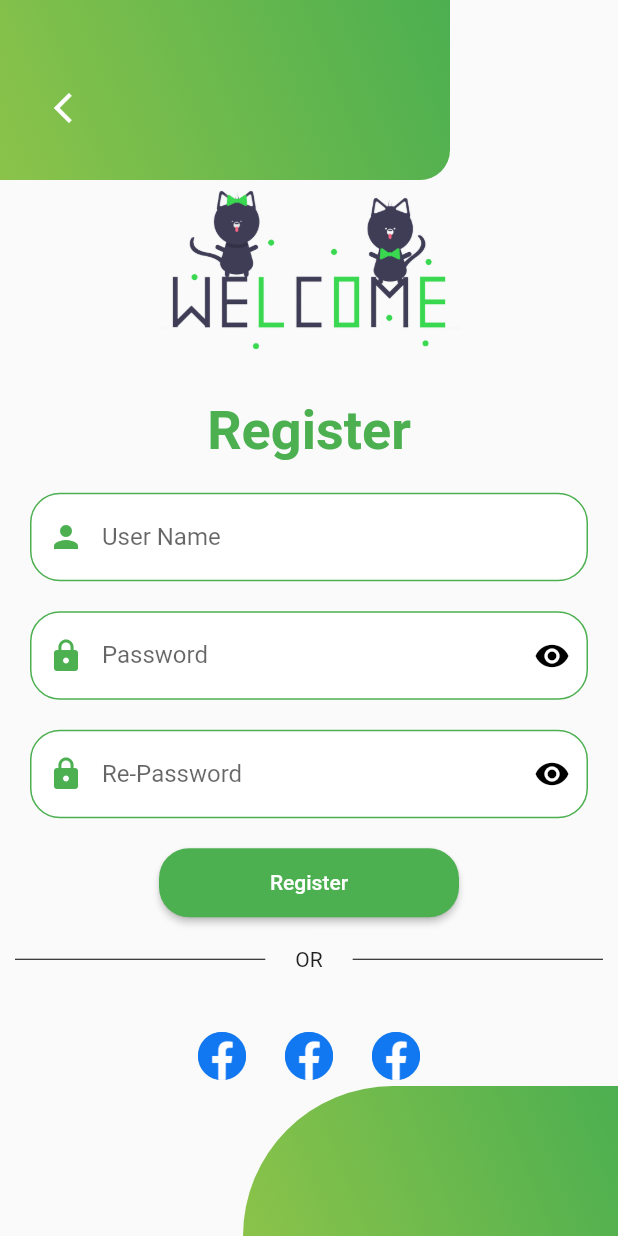
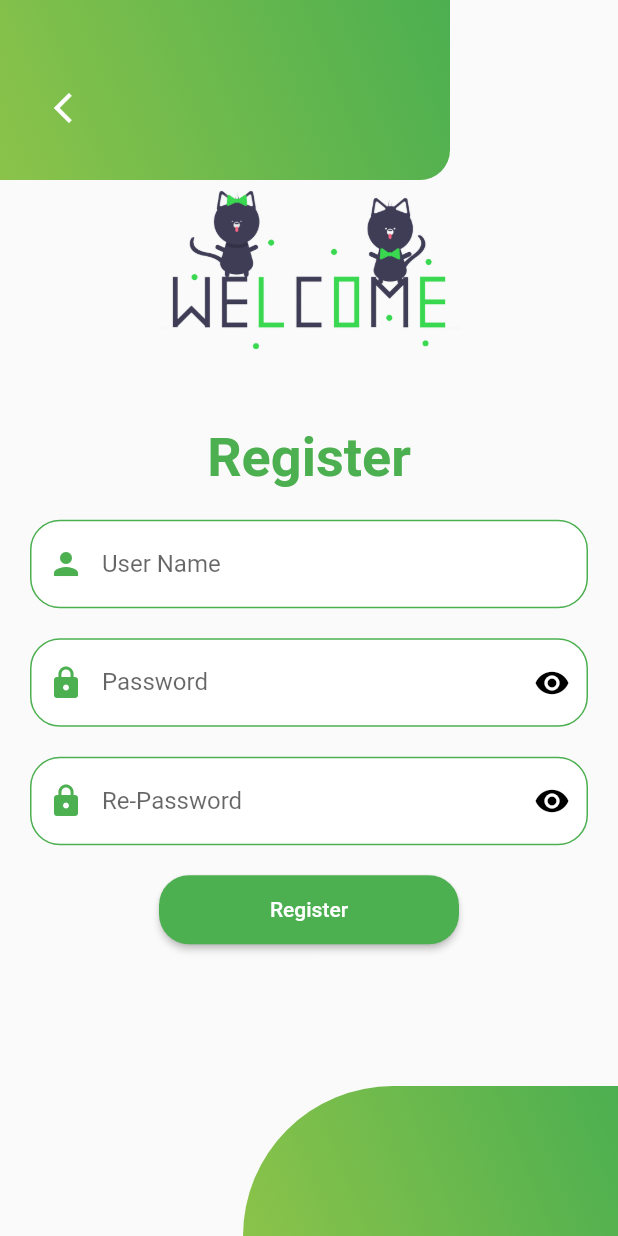
Before and after one commit to NamTranDinh/FlutterFresher, a Flutter app: the SignUpPage screen opened directly, on a phone screen of 412 x 824 dp. Run offline on Flutter 3.47's test engine with Material 2 defaults, Android fonts, the light colour scheme and no system bars; our stand-ins replace date_format, equatable, expandable_text, firebase_auth, firebase_core, flutter_bloc and 4 more; missing offline and left inert: open_mail_app; accounts and stored records are empty.

Commit message:
GetX routes.dart

```diff
--- a/lib/FireBase/components/pages/signin_page.dart
+++ b/lib/FireBase/components/pages/signin_page.dart
@@ -21,7 +21,7 @@ class SignInPage extends StatelessWidget {
             _componentImage(),
             _logoApp(),
             const ItemFormLogin(),
-            const ItemSocial(),
+            // const ItemSocial(),
           ],
         ),
       ),
--- a/lib/FireBase/components/pages/signup_page.dart
+++ b/lib/FireBase/components/pages/signup_page.dart
@@ -21,7 +21,7 @@ class SignUpPage extends StatelessWidget {
             _componentBottomRight(),
             _componentImage(),
             const ItemFormRegister(),
-            const ItemSocial(),
+            // const ItemSocial(),
           ],
         ),
       ),
--- a/lib/FireBase/components/views/item_form_signup.dart
+++ b/lib/FireBase/components/views/item_form_signup.dart
@@ -200,25 +200,25 @@ class _ItemFormRegisterState extends State<ItemFormRegister> {
             ),
 
             /// divider
-            Row(children: [
-              Expanded(
-                child: Container(
-                    margin: const EdgeInsets.only(left: 10.0, right: 20.0),
-                    child: const Divider(
-                      color: Colors.black,
-                      height: 36,
-                    )),
-              ),
-              const Text("OR"),
-              Expanded(
-                child: Container(
-                    margin: const EdgeInsets.only(left: 20.0, right: 10.0),
-                    child: const Divider(
-                      color: Colors.black,
-                      height: 36,
-                    )),
-              ),
-            ]),
+            // Row(children: [
+            //   Expanded(
+            //     child: Container(
+            //         margin: const EdgeInsets.only(left: 10.0, right: 20.0),
+            //         child: const Divider(
+            //           color: Colors.black,
+            //           height: 36,
+            //         )),
+            //   ),
+            //   const Text("OR"),
+            //   Expanded(
+            //     child: Container(
+            //         margin: const EdgeInsets.only(left: 20.0, right: 10.0),
+            //         child: const Divider(
+            //           color: Colors.black,
+            //           height: 36,
+            //         )),
+            //   ),
+            // ]),
           ],
         ),
       ),
--- /dev/null
+++ b/lib/get/main_get.dart
@@ -0,0 +1,19 @@
+import 'package:demo_app/get/routes_manager/routes.dart';
+import 'package:flutter/material.dart';
+import 'package:get/get.dart';
+
+class MainGet extends StatelessWidget {
+  const MainGet({Key? key}) : super(key: key);
+
+  @override
+  Widget build(BuildContext context) {
+    return GetMaterialApp(
+      // create routes
+      getPages: Routes.instance.routes,
+      // init routes
+      initialRoute: Routes.instance.page1,
+      debugShowCheckedModeBanner: false,
+
+    );
+  }
+}
--- /dev/null
+++ b/lib/get/routes_manager/routes.dart
@@ -0,0 +1,13 @@
+import 'package:get/get.dart';
+
+abstract class Routes {
+  static Routes get instance => Get.find<Routes>();
+
+  List<GetPage> get routes;
+
+  String get page1;
+
+  String get page2;
+
+  String get page3;
+}
--- a/pubspec.yaml
+++ b/pubspec.yaml
@@ -73,6 +73,7 @@ dependencies:
   get_it: ^7.2.0
   #open_mail_app:
   open_mail_app: ^0.4.5
+  get: ^4.6.5
 
 
 
```
Also changed, not shown: lib/FireBase/components/views/item_form_signin.dart (+19 -19 lines), lib/get/page_1.dart (added, +35 -0 lines), lib/get/page_2.dart (added, +42 -0 lines), lib/get/page_3.dart (added, +34 -0 lines), lib/get/routes_manager/routes_impl.dart (added, +38 -0 lines), lib/main.dart (+7 -12 lines), pubspec.lock, 1 other file.
